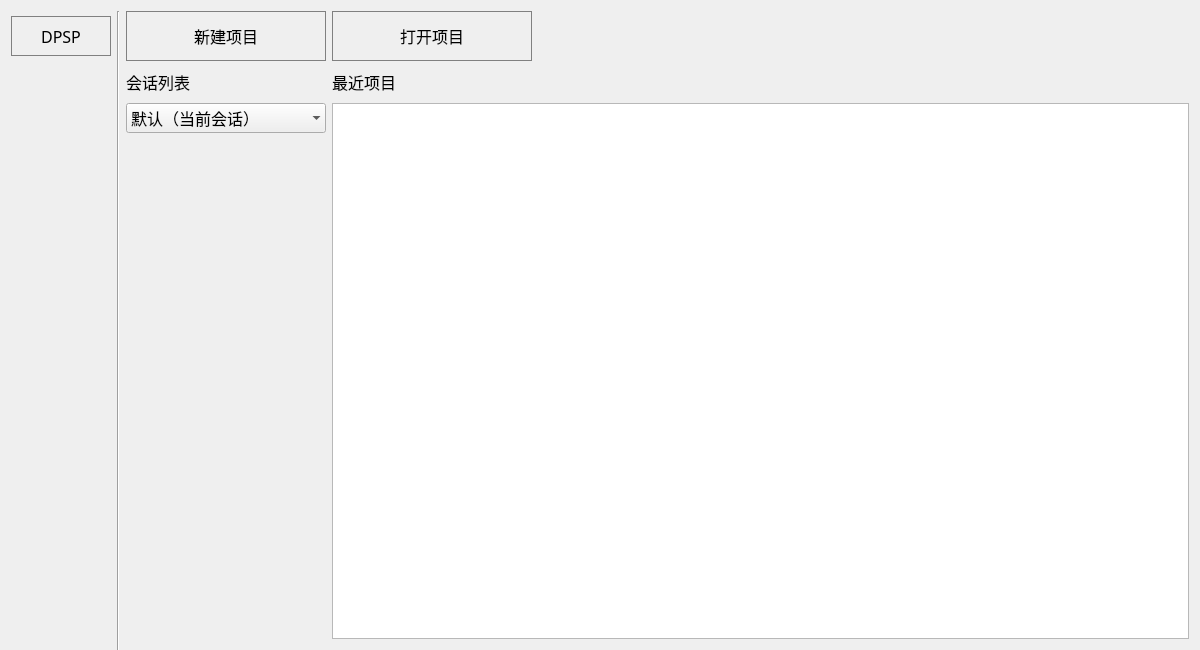
First picture: the form in prototype_v1202/Main/hellodialog.ui, repository Tangzixia/Digital-Prototype, before the edit.
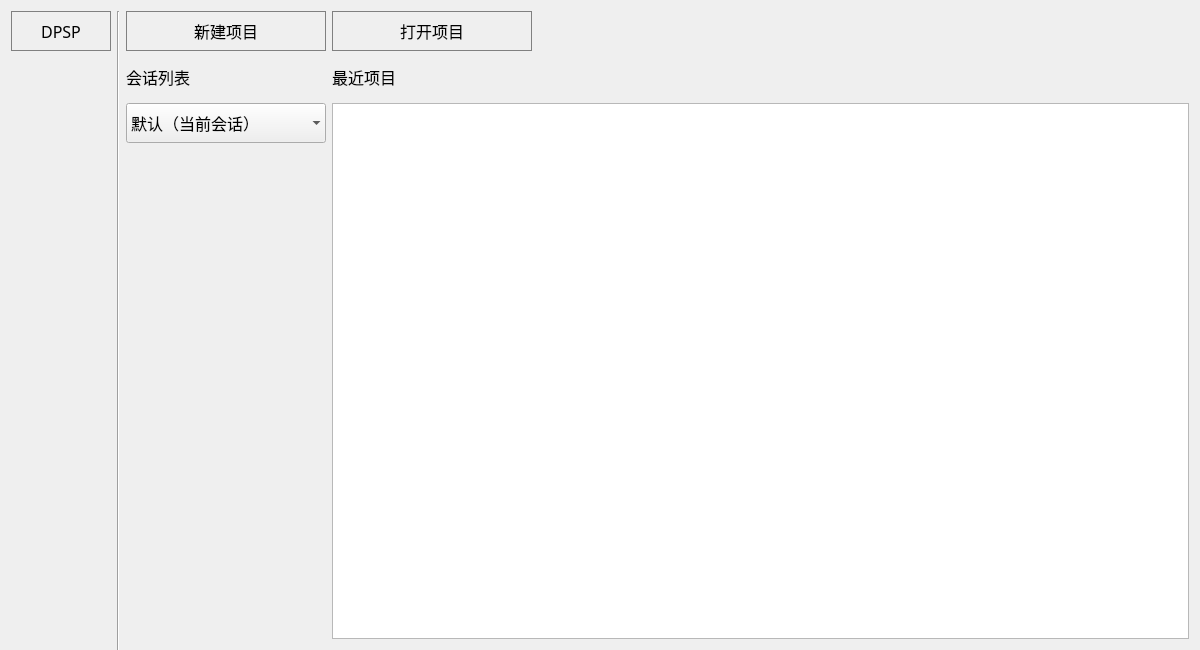
Second picture: the form after the edit. Icons and pictures are not drawn. Custom widgets are drawn as their Qt base class.

The edit to the form file:
```diff
--- a/prototype_v1202/Main/hellodialog.ui
+++ b/prototype_v1202/Main/hellodialog.ui
@@ -62,6 +62,12 @@
      <property name="styleSheet">
       <string notr="true">border:1px solid gray;</string>
      </property>
+     <property name="frameShape">
+      <enum>QFrame::NoFrame</enum>
+     </property>
+     <property name="frameShadow">
+      <enum>QFrame::Plain</enum>
+     </property>
      <property name="text">
       <string>DPSP</string>
      </property>
@@ -85,13 +91,13 @@
          <property name="minimumSize">
           <size>
            <width>200</width>
-           <height>30</height>
+           <height>40</height>
           </size>
          </property>
          <property name="maximumSize">
           <size>
            <width>200</width>
-           <height>30</height>
+           <height>40</height>
           </size>
          </property>
          <property name="font">
@@ -190,13 +196,13 @@
        <property name="minimumSize">
         <size>
          <width>200</width>
-         <height>30</height>
+         <height>40</height>
         </size>
        </property>
        <property name="maximumSize">
         <size>
          <width>200</width>
-         <height>30</height>
+         <height>40</height>
         </size>
        </property>
        <property name="font">
@@ -227,13 +233,13 @@
        <property name="minimumSize">
         <size>
          <width>200</width>
-         <height>30</height>
+         <height>40</height>
         </size>
        </property>
        <property name="maximumSize">
         <size>
          <width>200</width>
-         <height>30</height>
+         <height>40</height>
         </size>
        </property>
        <property name="font">
@@ -281,13 +287,13 @@
        <property name="minimumSize">
         <size>
          <width>200</width>
-         <height>50</height>
+         <height>40</height>
         </size>
        </property>
        <property name="maximumSize">
         <size>
          <width>200</width>
-         <height>50</height>
+         <height>40</height>
         </size>
        </property>
        <property name="font">
@@ -351,13 +357,13 @@
        <property name="minimumSize">
         <size>
          <width>200</width>
-         <height>50</height>
+         <height>40</height>
         </size>
        </property>
        <property name="maximumSize">
         <size>
          <width>200</width>
-         <height>50</height>
+         <height>40</height>
         </size>
        </property>
        <property name="font">
```
